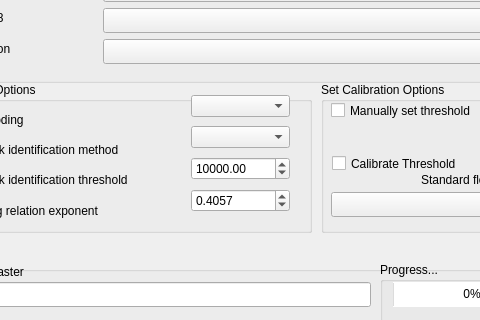
The window that GeomorphicFloodIndex/Ui_GeomorphicFloodIndex.ui (HydroLAB-UNIBAS/GFA-Geomorphic-Flood-Area) describes before a commit, drawn with Qt 5; both pictures show x 109 to 589 and y 108 to 428 of the 900 by 700 pixel window.
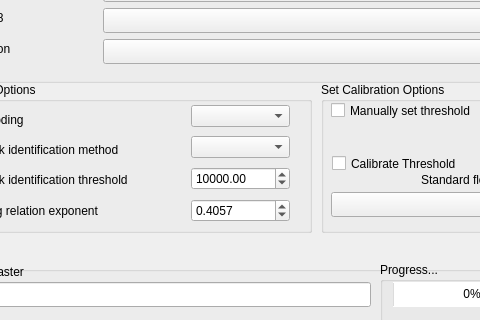
The same window after the commit.

```diff
--- a/GeomorphicFloodIndex/Ui_GeomorphicFloodIndex.ui
+++ b/GeomorphicFloodIndex/Ui_GeomorphicFloodIndex.ui
@@ -605,7 +605,7 @@
     <property name="geometry">
      <rect>
       <x>290</x>
-      <y>10</y>
+      <y>20</y>
       <width>99</width>
       <height>126</height>
      </rect>
```
